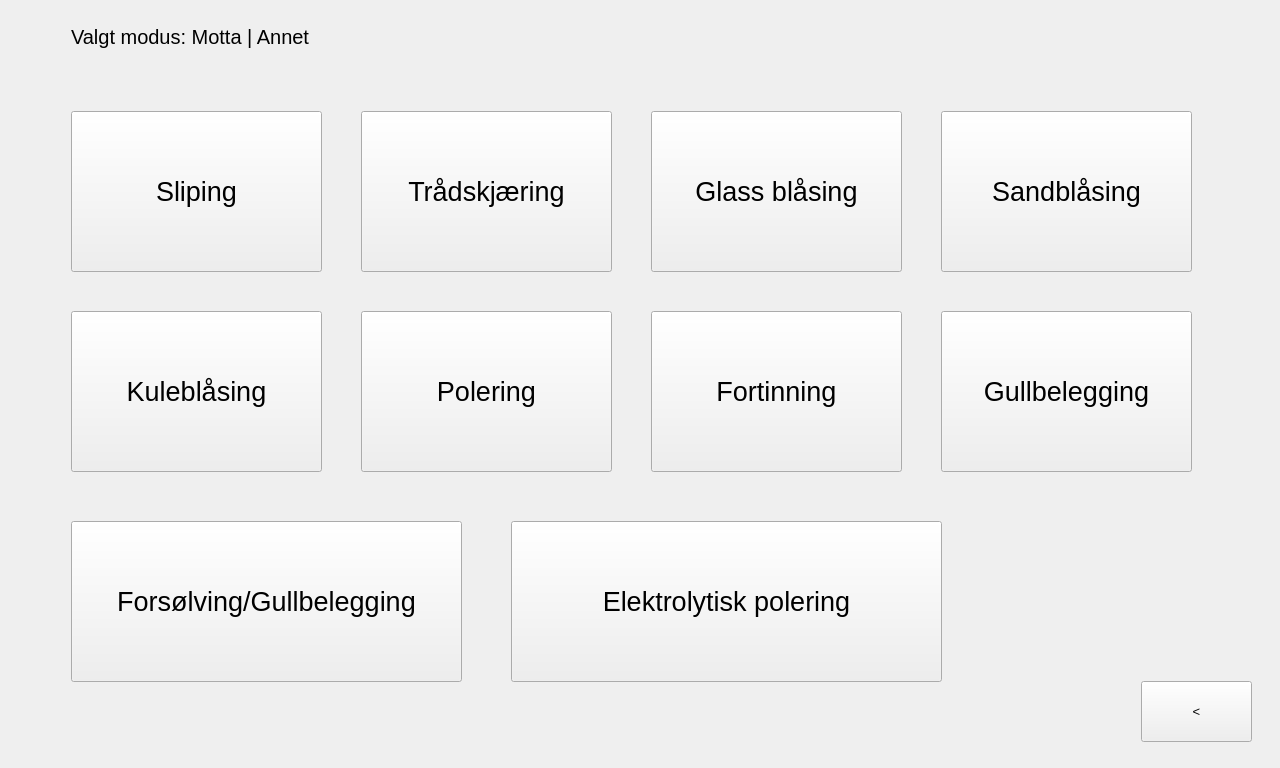
Above: UI/PVR/mottar.ui from kirisanm/Parts_Vision_Recognition before the change. Below: the same form after it.
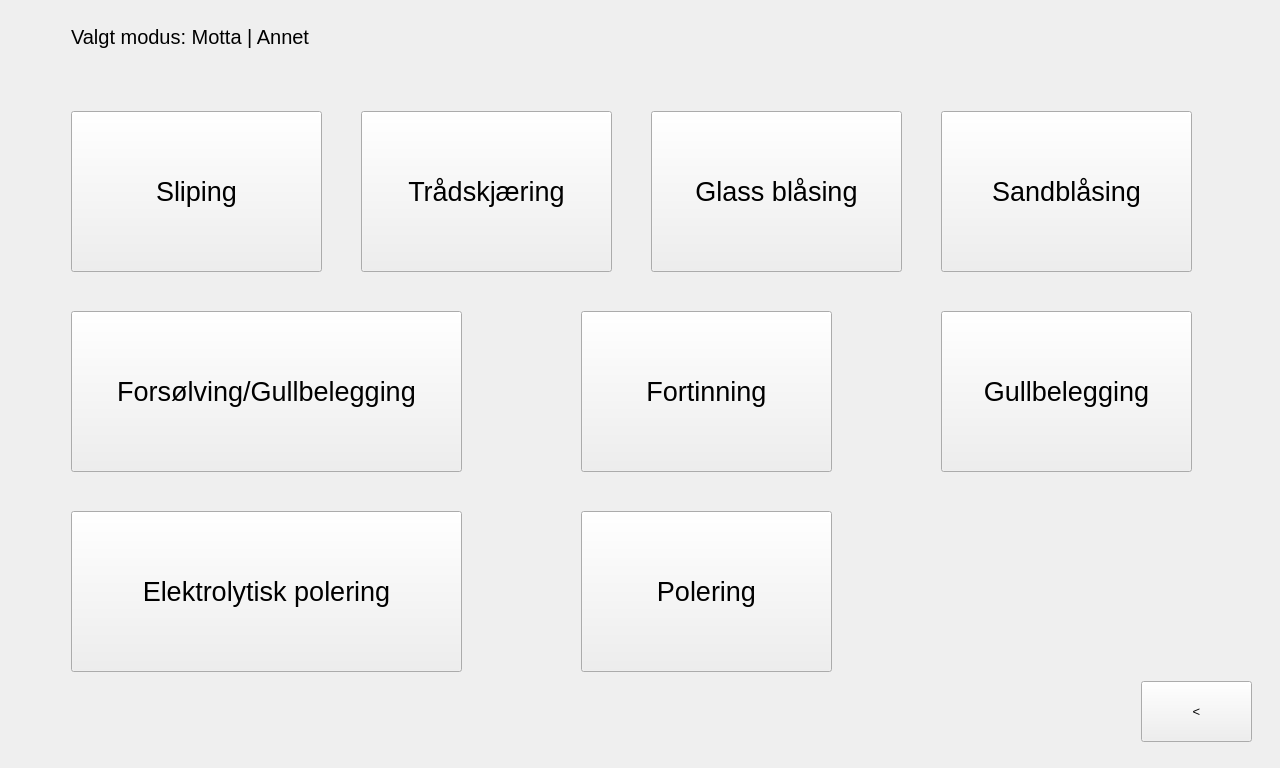
That is the form after the change. The open tabs and pages were chosen to show the change.

```diff
--- a/UI/PVR/mottar.ui
+++ b/UI/PVR/mottar.ui
@@ -756,8 +756,8 @@
       <widget class="QPushButton" name="polering">
        <property name="geometry">
         <rect>
-         <x>350</x>
-         <y>300</y>
+         <x>570</x>
+         <y>500</y>
          <width>251</width>
          <height>161</height>
         </rect>
@@ -771,24 +771,6 @@
         <string>Polering</string>
        </property>
       </widget>
-      <widget class="QPushButton" name="kuleblaasing">
-       <property name="geometry">
-        <rect>
-         <x>60</x>
-         <y>300</y>
-         <width>251</width>
-         <height>161</height>
-        </rect>
-       </property>
-       <property name="font">
-        <font>
-         <pointsize>20</pointsize>
-        </font>
-       </property>
-       <property name="text">
-        <string>Kuleblåsing</string>
-       </property>
-      </widget>
       <widget class="QPushButton" name="gullbelegging">
        <property name="geometry">
         <rect>
@@ -846,7 +828,7 @@
       <widget class="QPushButton" name="fortinning">
        <property name="geometry">
         <rect>
-         <x>640</x>
+         <x>570</x>
          <y>300</y>
          <width>251</width>
          <height>161</height>
@@ -864,9 +846,9 @@
       <widget class="QPushButton" name="elektrolytisk_polering">
        <property name="geometry">
         <rect>
-         <x>500</x>
-         <y>510</y>
-         <width>431</width>
+         <x>60</x>
+         <y>500</y>
+         <width>391</width>
          <height>161</height>
         </rect>
        </property>
@@ -883,7 +865,7 @@
        <property name="geometry">
         <rect>
          <x>60</x>
-         <y>510</y>
+         <y>300</y>
          <width>391</width>
          <height>161</height>
         </rect>
```
